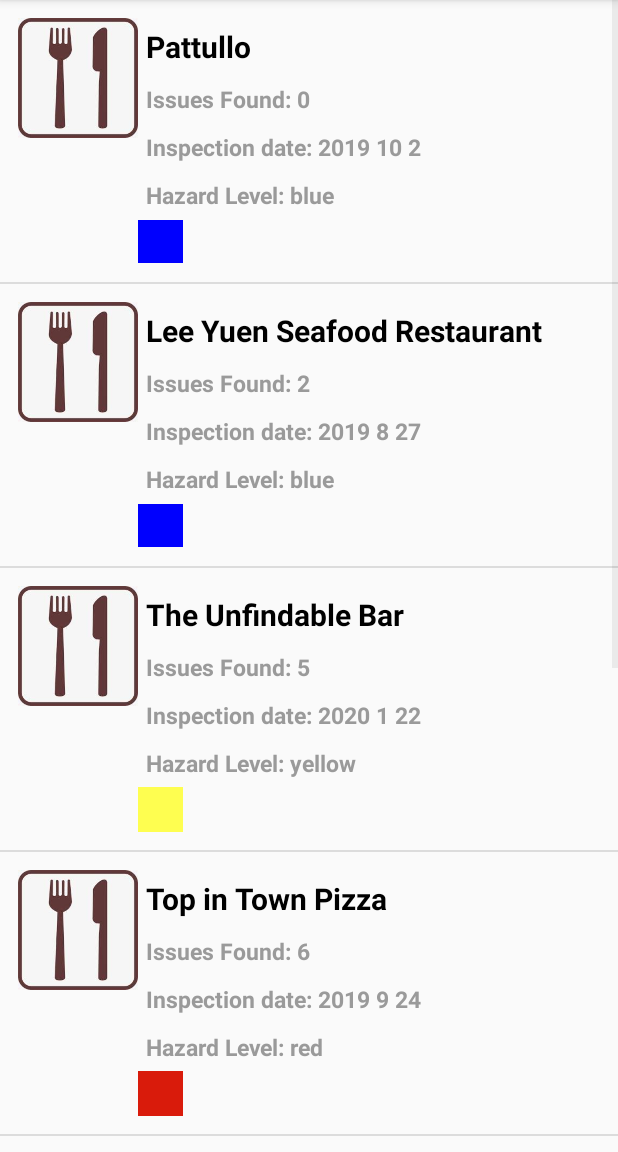
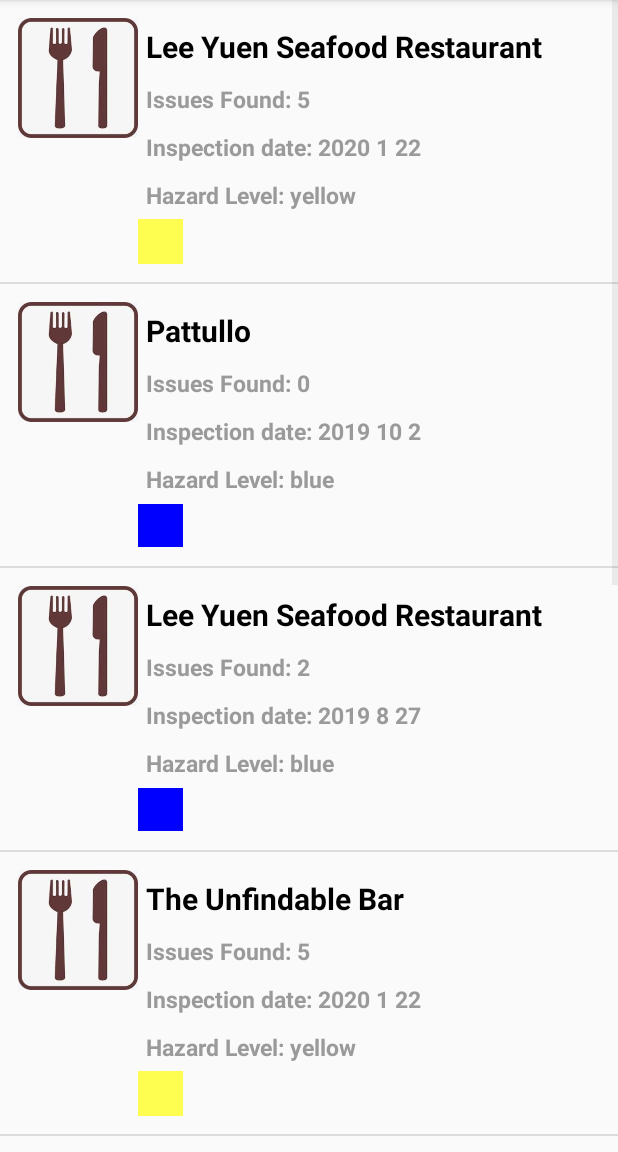
Before and after one commit to jeffreytigerwang/Health-Inspection-App, an Android app: the ListActivity screen opened directly, with no data from a screen before it, on a phone screen of 412 x 824 dp, the part 84-1236 px from its top. Run offline under Robolectric (Android 15) with nearby library versions, the phone set to English and light mode, and no system bars.

```diff
--- a/app/src/main/java/com/example/restaurantlist/ListActivity.java
+++ b/app/src/main/java/com/example/restaurantlist/ListActivity.java
@@ -414,10 +414,10 @@ public class ListActivity extends AppCompatActivity {
                 new String[]{"206,Critical,Hot potentially hazardous food stored/displayed below 60 掳C. [s. 14(2)],Not Repeat"},
                 new String[]{"501,Not Critical,Operator does not have FOODSAFE Level 1 or Equivalent [s. 10(1)],Not Repeat"}));
 
-        /***restaurantsManager.add(new Restaurant("Lee Yuen Seafood Restaurant", "14755 104 Ave",
+        restaurantsManager.add(new Restaurant("Lee Yuen Seafood Restaurant", "14755 104 Ave",
                 "SWOD-AHZUMF", -122.8668064,
                 49.20610961, "Surrey",
-                "Restaurant", inspectionManager));***/
+                "Restaurant", inspectionManager));
 
         restaurantsManager.add(new Restaurant("Pattullo", "12808 King George Blvd",
                 "SDFO-8HKP7E", -122.8136896,
```
